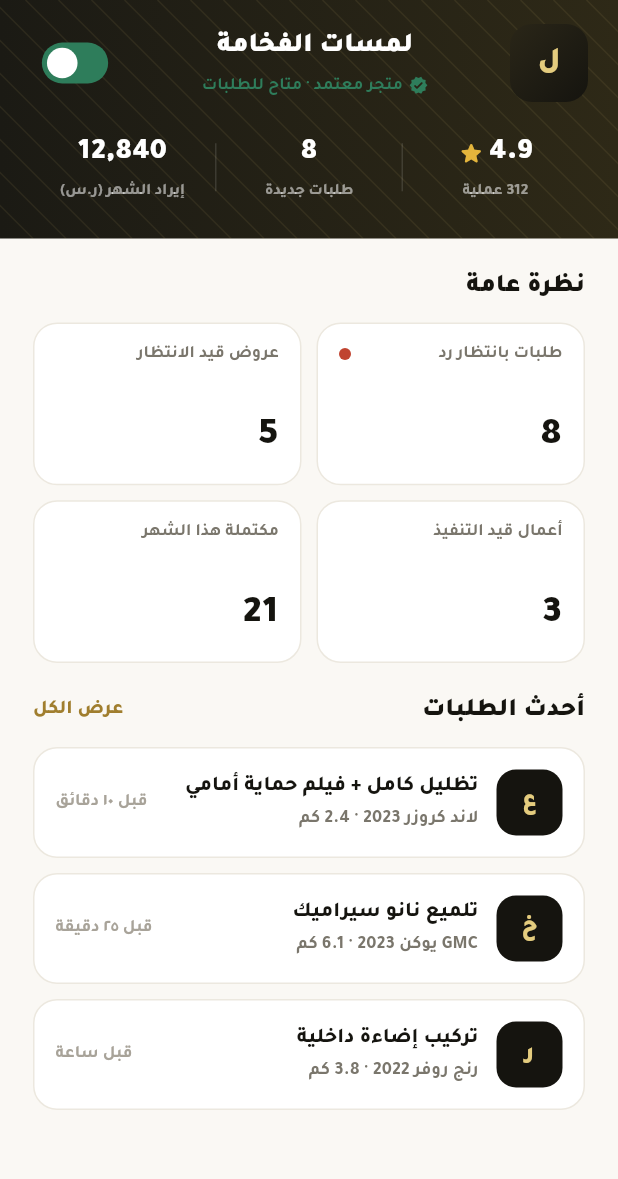
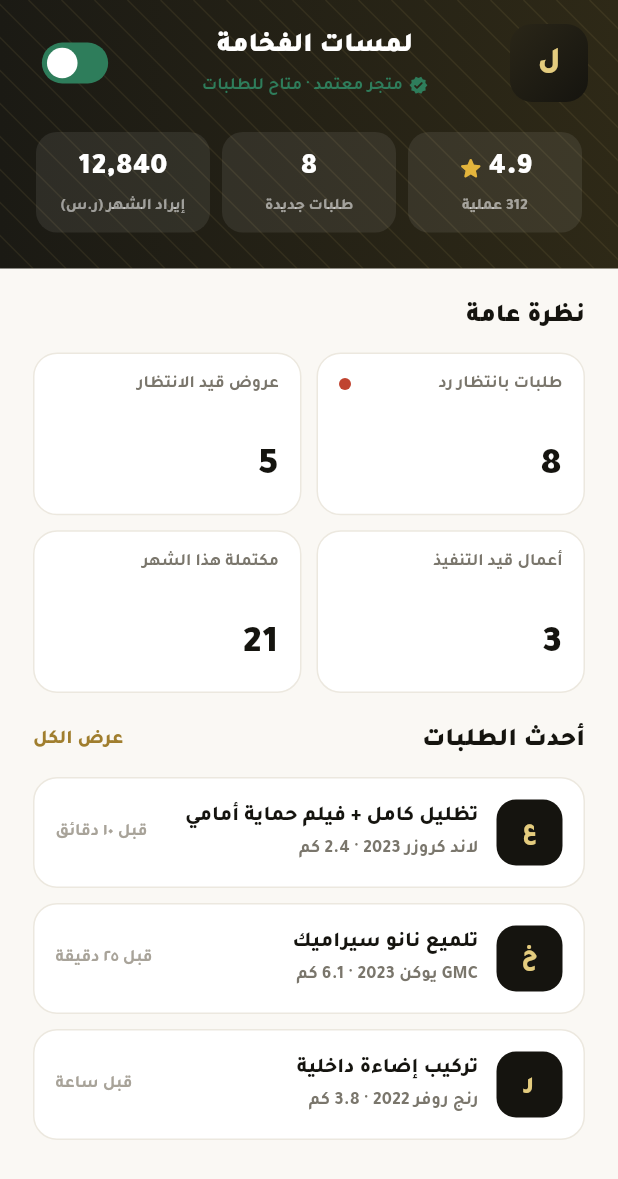
Before and after one commit to hh2000h4000/cars, a Flutter app: the ShopDashboardScreen screen opened directly, on a phone screen of 412 x 824 dp. Shown: the top 1179 px of the screen. Run offline on Flutter 3.47's test engine with Material 3 defaults, Android fonts, the phone set to English and light mode, and no system bars.

Commit message:
Add light box background to each header stat in shop dashboard
Wrap each _HeaderStat in a semi-transparent white container
(opacity 0.08) with rounded corners to match reference design

Co-Authored-By: Claude Sonnet 4.6 <noreply@anthropic.com>
Claude-Session: https://claude.ai/code/session_01Qq4FwjkdksqQ2R4vt1V6En

```diff
--- a/car_decoration_app/lib/screens/shop/shop_dashboard_screen.dart
+++ b/car_decoration_app/lib/screens/shop/shop_dashboard_screen.dart
@@ -87,9 +87,7 @@ class _ShopDashboardScreenState extends State<ShopDashboardScreen> {
                           Row(
                             children: [
                               _HeaderStat(value: '4.9', sub: '312 عملية', hasStar: true),
-                              _HeaderDivider(),
                               _HeaderStat(value: '8', sub: 'طلبات جديدة'),
-                              _HeaderDivider(),
                               _HeaderStat(value: '12,840', sub: 'إيراد الشهر (ر.س)'),
                             ],
                           ),
@@ -216,6 +214,13 @@ class _HeaderStat extends StatelessWidget {
 
   @override
   Widget build(BuildContext context) => Expanded(
+    child: Container(
+      margin: const EdgeInsets.symmetric(horizontal: 4),
+      padding: const EdgeInsets.symmetric(vertical: 10, horizontal: 8),
+      decoration: BoxDecoration(
+        color: Colors.white.withOpacity(0.08),
+        borderRadius: BorderRadius.circular(14),
+      ),
       child: Column(
         children: [
           Row(
@@ -234,6 +239,7 @@ class _HeaderStat extends StatelessWidget {
           Text(sub,
             style: TextStyle(fontFamily: 'Tajawal', fontSize: 10.5, fontWeight: FontWeight.w600, color: Colors.white54)),
         ],
+      ),
     ),
   );
 }
```
Lines whose indentation alone changed are shown as unchanged.
